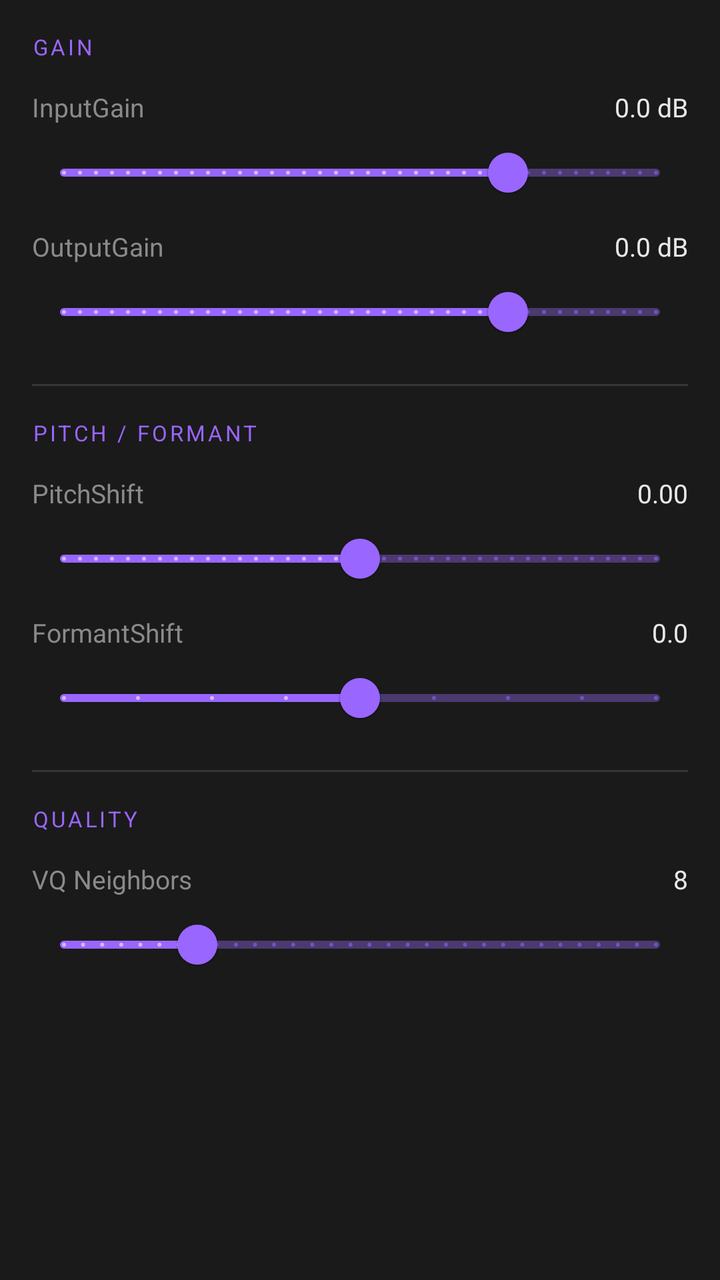
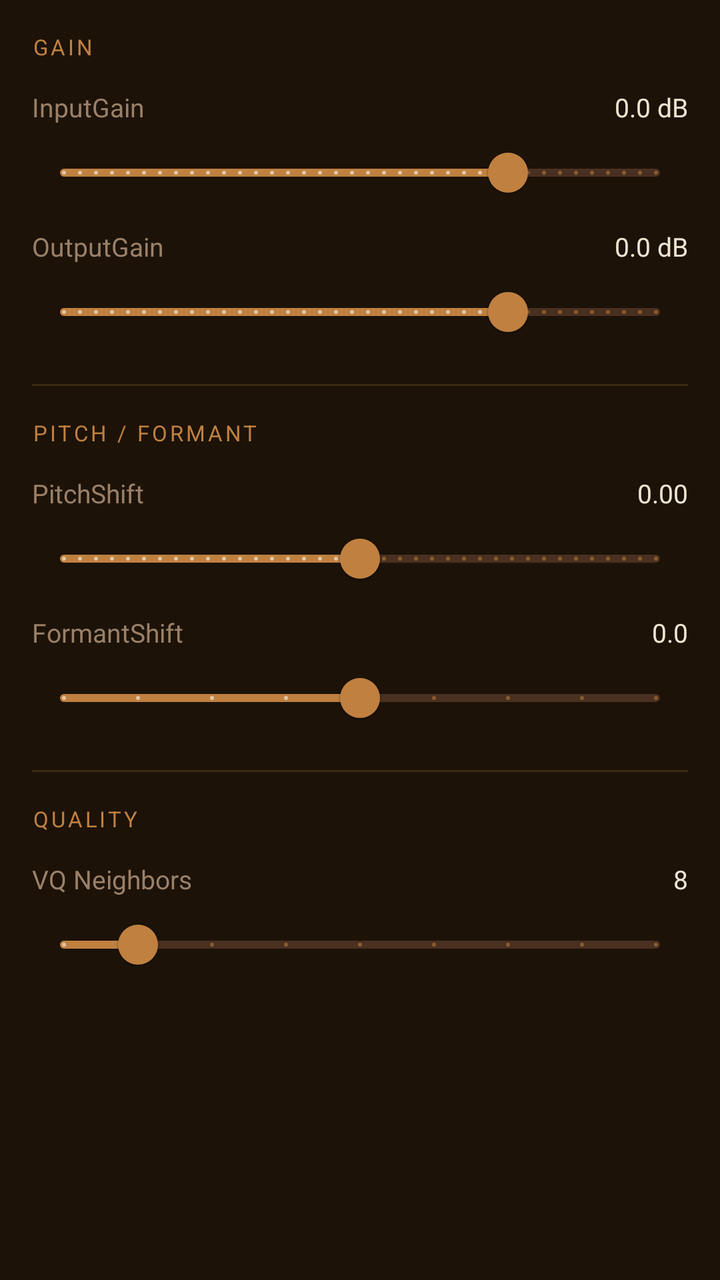

Compare the two renders of this Android layout. The source of the first and the diff that turns it into the second are given below.
<!-- AndroidManifest.xml: application theme Theme.beatriceapp -->
<!-- res/layout/fragment_basic.xml -->
<?xml version="1.0" encoding="utf-8"?>
<ScrollView xmlns:android="http://schemas.android.com/apk/res/android"
    xmlns:app="http://schemas.android.com/apk/res-auto"
    android:layout_width="match_parent"
    android:layout_height="match_parent"
    android:background="@color/vst_bg_primary">

    <LinearLayout
        android:layout_width="match_parent"
        android:layout_height="wrap_content"
        android:orientation="vertical"
        android:padding="16dp">

        
        <TextView
            android:layout_width="match_parent"
            android:layout_height="wrap_content"
            android:text="@string/section_gain"
            android:textColor="@color/vst_accent_purple"
            android:textSize="11sp"
            android:textAllCaps="true"
            android:letterSpacing="0.12"
            android:layout_marginBottom="10dp" />

        
        <LinearLayout
            android:layout_width="match_parent"
            android:layout_height="wrap_content"
            android:orientation="horizontal"
            android:layout_marginTop="4dp">

            <TextView
                android:layout_width="0dp"
                android:layout_height="wrap_content"
                android:layout_weight="1"
                android:text="@string/input_gain"
                android:textColor="@color/vst_text_secondary"
                android:textSize="13sp" />

            <TextView
                android:id="@+id/input_gain_value"
                android:layout_width="80dp"
                android:layout_height="wrap_content"
                android:textColor="@color/vst_text_primary"
                android:textSize="13sp"
                android:gravity="end"
                android:text="0.0 dB" />

        </LinearLayout>

        <com.google.android.material.slider.Slider
            android:id="@+id/input_gain_slider"
            android:layout_width="match_parent"
            android:layout_height="wrap_content"
            android:valueFrom="-60.0"
            android:valueTo="20.0"
            android:stepSize="0.1"
            android:value="0.0"
            app:trackColorActive="@color/vst_accent_purple"
            app:trackColorInactive="@color/vst_slider_inactive"
            app:thumbColor="@color/vst_accent_purple" />

        
        <LinearLayout
            android:layout_width="match_parent"
            android:layout_height="wrap_content"
            android:orientation="horizontal"
            android:layout_marginTop="4dp">

            <TextView
                android:layout_width="0dp"
                android:layout_height="wrap_content"
                android:layout_weight="1"
                android:text="@string/output_gain"
                android:textColor="@color/vst_text_secondary"
                android:textSize="13sp" />

            <TextView
                android:id="@+id/output_gain_value"
                android:layout_width="80dp"
                android:layout_height="wrap_content"
                android:textColor="@color/vst_text_primary"
                android:textSize="13sp"
                android:gravity="end"
                android:text="0.0 dB" />

        </LinearLayout>

        <com.google.android.material.slider.Slider
            android:id="@+id/output_gain_slider"
            android:layout_width="match_parent"
            android:layout_height="wrap_content"
            android:valueFrom="-60.0"
            android:valueTo="20.0"
            android:stepSize="0.1"
            android:value="0.0"
            app:trackColorActive="@color/vst_accent_purple"
            app:trackColorInactive="@color/vst_slider_inactive"
            app:thumbColor="@color/vst_accent_purple" />

        <View
            android:layout_width="match_parent"
            android:layout_height="1dp"
            android:background="@color/vst_divider"
            android:layout_marginTop="12dp"
            android:layout_marginBottom="16dp" />

        
        <TextView
            android:layout_width="match_parent"
            android:layout_height="wrap_content"
            android:text="@string/section_pitch_formant"
            android:textColor="@color/vst_accent_purple"
            android:textSize="11sp"
            android:textAllCaps="true"
            android:letterSpacing="0.12"
            android:layout_marginBottom="10dp" />

        
        <LinearLayout
            android:layout_width="match_parent"
            android:layout_height="wrap_content"
            android:orientation="horizontal"
            android:layout_marginTop="4dp">

            <TextView
                android:layout_width="0dp"
                android:layout_height="wrap_content"
                android:layout_weight="1"
                android:text="@string/pitch_shift"
                android:textColor="@color/vst_text_secondary"
                android:textSize="13sp" />

            <TextView
                android:id="@+id/pitch_shift_value"
                android:layout_width="60dp"
                android:layout_height="wrap_content"
                android:textColor="@color/vst_text_primary"
                android:textSize="13sp"
                android:gravity="end"
                android:text="0.00" />

        </LinearLayout>

        <com.google.android.material.slider.Slider
            android:id="@+id/pitch_shift_slider"
            android:layout_width="match_parent"
            android:layout_height="wrap_content"
            android:valueFrom="-24.0"
            android:valueTo="24.0"
            android:stepSize="0.125"
            android:value="0.0"
            app:trackColorActive="@color/vst_accent_purple"
            app:trackColorInactive="@color/vst_slider_inactive"
            app:thumbColor="@color/vst_accent_purple" />

        
        <LinearLayout
            android:layout_width="match_parent"
            android:layout_height="wrap_content"
            android:orientation="horizontal"
            android:layout_marginTop="4dp">

            <TextView
                android:layout_width="0dp"
                android:layout_height="wrap_content"
                android:layout_weight="1"
                android:text="@string/formant_shift"
                android:textColor="@color/vst_text_secondary"
                android:textSize="13sp" />

            <TextView
                android:id="@+id/formant_shift_value"
                android:layout_width="60dp"
                android:layout_height="wrap_content"
                android:textColor="@color/vst_text_primary"
                android:textSize="13sp"
                android:gravity="end"
                android:text="0.0" />

        </LinearLayout>

        <com.google.android.material.slider.Slider
            android:id="@+id/formant_shift_slider"
            android:layout_width="match_parent"
            android:layout_height="wrap_content"
            android:valueFrom="-2.0"
            android:valueTo="2.0"
            android:stepSize="0.5"
            android:value="0.0"
            app:trackColorActive="@color/vst_accent_purple"
            app:trackColorInactive="@color/vst_slider_inactive"
            app:thumbColor="@color/vst_accent_purple" />

        <View
            android:layout_width="match_parent"
            android:layout_height="1dp"
            android:background="@color/vst_divider"
            android:layout_marginTop="12dp"
            android:layout_marginBottom="16dp" />

        
        <TextView
            android:layout_width="match_parent"
            android:layout_height="wrap_content"
            android:text="@string/section_quality"
            android:textColor="@color/vst_accent_purple"
            android:textSize="11sp"
            android:textAllCaps="true"
            android:letterSpacing="0.12"
            android:layout_marginBottom="10dp" />

        
        <LinearLayout
            android:layout_width="match_parent"
            android:layout_height="wrap_content"
            android:orientation="horizontal"
            android:layout_marginTop="4dp">

            <TextView
                android:layout_width="0dp"
                android:layout_height="wrap_content"
                android:layout_weight="1"
                android:text="@string/vq_neighbors"
                android:textColor="@color/vst_text_secondary"
                android:textSize="13sp" />

            <TextView
                android:id="@+id/vq_neighbors_value"
                android:layout_width="40dp"
                android:layout_height="wrap_content"
                android:textColor="@color/vst_text_primary"
                android:textSize="13sp"
                android:gravity="end"
                android:text="8" />

        </LinearLayout>

        <com.google.android.material.slider.Slider
            android:id="@+id/vq_neighbors_slider"
            android:layout_width="match_parent"
            android:layout_height="wrap_content"
            android:valueFrom="1.0"
            android:valueTo="32.0"
            android:stepSize="1.0"
            android:value="8.0"
            app:trackColorActive="@color/vst_accent_purple"
            app:trackColorInactive="@color/vst_slider_inactive"
            app:thumbColor="@color/vst_accent_purple" />

    </LinearLayout>
</ScrollView>
<!-- resources referenced by this layout -->
<resources>
  <color name="vst_accent_purple">#9966FF</color>
  <color name="vst_bg_primary">#1A1A1A</color>
  <color name="vst_divider">#363636</color>
  <color name="vst_slider_inactive">#4A3A70</color>
  <color name="vst_text_primary">#E8E8E8</color>
  <color name="vst_text_secondary">#8A8A8A</color>
  <string name="formant_shift">FormantShift</string>
  <string name="input_gain">InputGain</string>
  <string name="output_gain">OutputGain</string>
  <string name="pitch_shift">PitchShift</string>
  <string name="section_gain">Gain</string>
  <string name="section_pitch_formant">Pitch / Formant</string>
  <string name="section_quality">Quality</string>
  <string name="vq_neighbors">VQ Neighbors</string>
  <style name="Theme.beatriceapp" parent="Theme.MaterialComponents.DayNight.NoActionBar">
          <item name="colorPrimary">@color/vst_accent_purple</item>
          <item name="colorPrimaryVariant">@color/vst_accent_purple_dark</item>
          <item name="colorOnPrimary">@color/white</item>
          <item name="colorSecondary">@color/vst_accent_teal</item>
          <item name="colorSecondaryVariant">@color/vst_accent_teal</item>
          <item name="colorOnSecondary">@color/white</item>
          <item name="colorSurface">@color/vst_bg_secondary</item>
          <item name="colorOnSurface">@color/vst_text_primary</item>
          <item name="android:colorBackground">@color/vst_bg_primary</item>
          <item name="android:statusBarColor">@color/vst_bg_primary</item>
          <item name="android:windowLightStatusBar" tools:targetApi="23">false</item>
          <item name="android:textColorPrimary">@color/vst_text_primary</item>
          <item name="android:textColorSecondary">@color/vst_text_secondary</item>
          <item name="colorControlActivated">@color/vst_accent_purple</item>
          <item name="colorPrimaryDark">@color/vst_bg_primary</item>
      </style>
  <color name="vst_accent_purple_dark">#7744CC</color>
  <color name="white">#FFFFFFFF</color>
  <color name="vst_accent_teal">#26C6A0</color>
  <color name="vst_bg_secondary">#242424</color>
</resources>

<!-- the commit's change to res/layout/fragment_basic.xml (unified diff, before → after) -->
@@ -16,7 +16,7 @@
             android:layout_width="match_parent"
             android:layout_height="wrap_content"
             android:text="@string/section_gain"
-            android:textColor="@color/vst_accent_purple"
+            android:textColor="@color/vst_accent"
             android:textSize="11sp"
             android:textAllCaps="true"
             android:letterSpacing="0.12"
@@ -56,9 +56,9 @@
             android:valueTo="20.0"
             android:stepSize="0.1"
             android:value="0.0"
-            app:trackColorActive="@color/vst_accent_purple"
-            app:trackColorInactive="@color/vst_slider_inactive"
-            app:thumbColor="@color/vst_accent_purple" />
+            app:trackColorActive="@color/vst_accent"
+            app:trackColorInactive="@color/vst_slider_inactive"
+            app:thumbColor="@color/vst_accent" />
 
         
         <LinearLayout
@@ -94,9 +94,9 @@
             android:valueTo="20.0"
             android:stepSize="0.1"
             android:value="0.0"
-            app:trackColorActive="@color/vst_accent_purple"
-            app:trackColorInactive="@color/vst_slider_inactive"
-            app:thumbColor="@color/vst_accent_purple" />
+            app:trackColorActive="@color/vst_accent"
+            app:trackColorInactive="@color/vst_slider_inactive"
+            app:thumbColor="@color/vst_accent" />
 
         <View
             android:layout_width="match_parent"
@@ -110,7 +110,7 @@
             android:layout_width="match_parent"
             android:layout_height="wrap_content"
             android:text="@string/section_pitch_formant"
-            android:textColor="@color/vst_accent_purple"
+            android:textColor="@color/vst_accent"
             android:textSize="11sp"
             android:textAllCaps="true"
             android:letterSpacing="0.12"
@@ -150,9 +150,9 @@
             android:valueTo="24.0"
             android:stepSize="0.125"
             android:value="0.0"
-            app:trackColorActive="@color/vst_accent_purple"
-            app:trackColorInactive="@color/vst_slider_inactive"
-            app:thumbColor="@color/vst_accent_purple" />
+            app:trackColorActive="@color/vst_accent"
+            app:trackColorInactive="@color/vst_slider_inactive"
+            app:thumbColor="@color/vst_accent" />
 
         
         <LinearLayout
@@ -188,9 +188,9 @@
             android:valueTo="2.0"
             android:stepSize="0.5"
             android:value="0.0"
-            app:trackColorActive="@color/vst_accent_purple"
-            app:trackColorInactive="@color/vst_slider_inactive"
-            app:thumbColor="@color/vst_accent_purple" />
+            app:trackColorActive="@color/vst_accent"
+            app:trackColorInactive="@color/vst_slider_inactive"
+            app:thumbColor="@color/vst_accent" />
 
         <View
             android:layout_width="match_parent"
@@ -204,7 +204,7 @@
             android:layout_width="match_parent"
             android:layout_height="wrap_content"
             android:text="@string/section_quality"
-            android:textColor="@color/vst_accent_purple"
+            android:textColor="@color/vst_accent"
             android:textSize="11sp"
             android:textAllCaps="true"
             android:letterSpacing="0.12"
@@ -240,13 +240,13 @@
             android:id="@+id/vq_neighbors_slider"
             android:layout_width="match_parent"
             android:layout_height="wrap_content"
-            android:valueFrom="1.0"
-            android:valueTo="32.0"
+            android:valueFrom="0.0"
+            android:valueTo="8.0"
             android:stepSize="1.0"
-            android:value="8.0"
-            app:trackColorActive="@color/vst_accent_purple"
-            app:trackColorInactive="@color/vst_slider_inactive"
-            app:thumbColor="@color/vst_accent_purple" />
+            android:value="1.0"
+            app:trackColorActive="@color/vst_accent"
+            app:trackColorInactive="@color/vst_slider_inactive"
+            app:thumbColor="@color/vst_accent" />
 
     </LinearLayout>
 </ScrollView>
<!-- resource entries referenced after the edit -->
@@ -1,11 +1,11 @@
 <!-- resources referenced by this layout -->
 <resources>
-  <color name="vst_accent_purple">#9966FF</color>
-  <color name="vst_bg_primary">#1A1A1A</color>
-  <color name="vst_divider">#363636</color>
-  <color name="vst_slider_inactive">#4A3A70</color>
-  <color name="vst_text_primary">#E8E8E8</color>
-  <color name="vst_text_secondary">#8A8A8A</color>
+  <color name="vst_accent">#C08040</color>
+  <color name="vst_bg_primary">#1C1208</color>
+  <color name="vst_divider">#3C2A14</color>
+  <color name="vst_slider_inactive">#4A3020</color>
+  <color name="vst_text_primary">#EEE4D0</color>
+  <color name="vst_text_secondary">#9A8068</color>
   <string name="formant_shift">FormantShift</string>
   <string name="input_gain">InputGain</string>
   <string name="output_gain">OutputGain</string>
@@ -15,8 +15,8 @@
   <string name="section_quality">Quality</string>
   <string name="vq_neighbors">VQ Neighbors</string>
   <style name="Theme.beatriceapp" parent="Theme.MaterialComponents.DayNight.NoActionBar">
-          <item name="colorPrimary">@color/vst_accent_purple</item>
-          <item name="colorPrimaryVariant">@color/vst_accent_purple_dark</item>
+          <item name="colorPrimary">@color/vst_accent</item>
+          <item name="colorPrimaryVariant">@color/vst_accent_dark</item>
           <item name="colorOnPrimary">@color/white</item>
           <item name="colorSecondary">@color/vst_accent_teal</item>
           <item name="colorSecondaryVariant">@color/vst_accent_teal</item>
@@ -28,12 +28,12 @@
           <item name="android:windowLightStatusBar" tools:targetApi="23">false</item>
           <item name="android:textColorPrimary">@color/vst_text_primary</item>
           <item name="android:textColorSecondary">@color/vst_text_secondary</item>
-          <item name="colorControlActivated">@color/vst_accent_purple</item>
+          <item name="colorControlActivated">@color/vst_accent</item>
           <item name="colorPrimaryDark">@color/vst_bg_primary</item>
       </style>
-  <color name="vst_accent_purple_dark">#7744CC</color>
+  <color name="vst_accent_dark">#9A5E24</color>
   <color name="white">#FFFFFFFF</color>
-  <color name="vst_accent_teal">#26C6A0</color>
-  <color name="vst_bg_secondary">#242424</color>
+  <color name="vst_accent_teal">#D4A464</color>
+  <color name="vst_bg_secondary">#251A0A</color>
 </resources>
 
